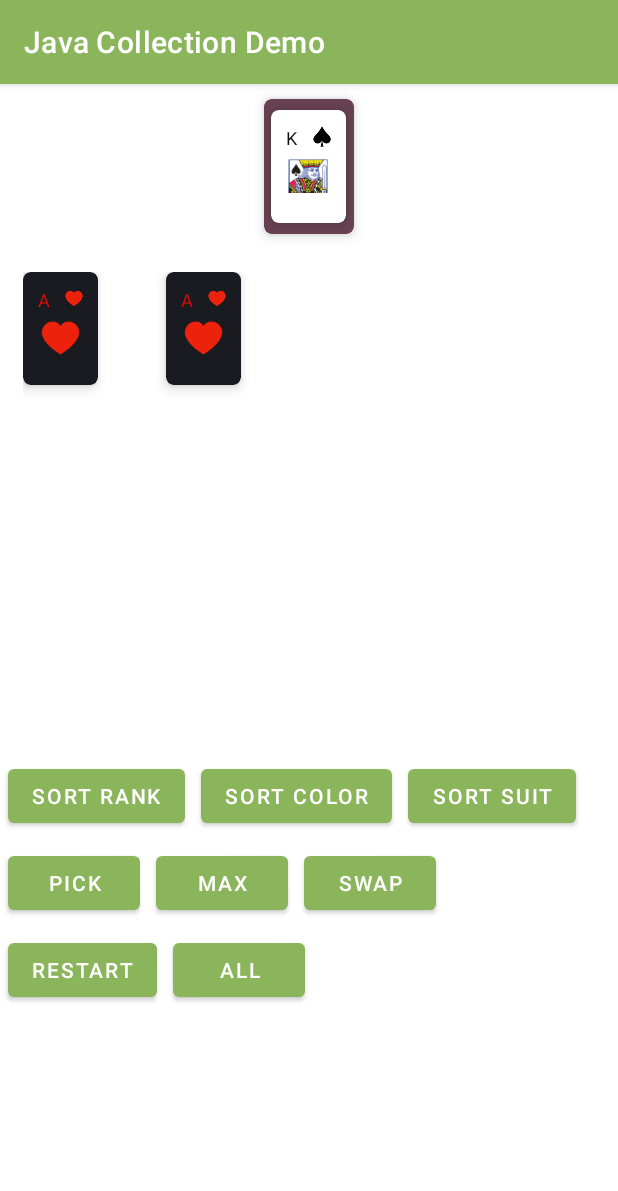
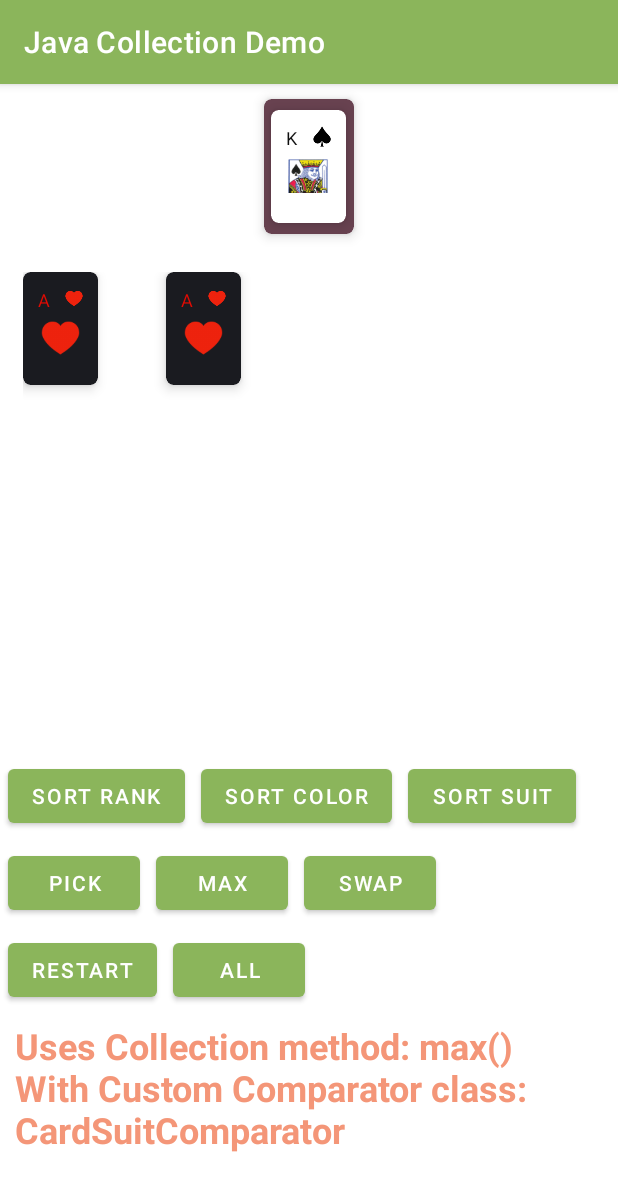
Before and after one commit to KaumudiBhide/AndroidAppDemo, an Android app: the screen it shows after launch (CollectionActivity), after a tap on "MAX", on a phone screen of 412 x 824 dp. Shown: the top 1191 px of the screen. Run offline under Robolectric (Android 15) with nearby library versions, the phone set to English and light mode, and no system bars; 1 other tap on this screen came first.

Commit message:
added description

```diff
--- a/app/src/main/java/demoapps/android/collections/CollectionActivity.java
+++ b/app/src/main/java/demoapps/android/collections/CollectionActivity.java
@@ -4,10 +4,13 @@ import androidx.appcompat.app.ActionBar;
 import androidx.appcompat.app.AppCompatActivity;
 
 import android.os.Bundle;
+import android.view.Gravity;
 import android.view.View;
 import android.widget.AdapterView;
 import android.widget.GridView;
 import android.widget.Toast;
+
+import com.google.android.material.textview.MaterialTextView;
 
 import java.util.Collections;
 import java.util.LinkedList;
@@ -22,6 +25,8 @@ public class CollectionActivity extends AppCompatActivity
     private LinkedList<GmCard> mSuitOpen;
     private GridView mGridView;
     private TripleDeckAdapter mAdapter;
+    private MaterialTextView mDescTxtView;
+    private Toast mToast;
 
     @Override
     protected void onCreate(Bundle savedInstanceState) {
@@ -45,30 +50,38 @@ public class CollectionActivity extends AppCompatActivity
                 mSuitOpen);
         mGridView.setAdapter(mAdapter);
         mGridView.setOnItemClickListener(this);
+
+        mDescTxtView = findViewById(R.id.txtDesc);
+        mToast = Toast.makeText(this, "", Toast.LENGTH_SHORT);
+        mToast.setGravity(Gravity.CENTER, 0, 0);
     }
 
     public void onRestart(View v) {
         mCardDeck.refillDeck();
         mSuitOpen.clear();
         mAdapter.notifyDataSetChanged();
+        mDescTxtView.setText("Uses Collection method: clear()");
         shoToast("Restart the Deck");
     }
 
     public void onRankSort(View v) {
         Collections.sort(mSuitOpen, new CardRankComparator());
         mAdapter.notifyDataSetChanged();
+        mDescTxtView.setText("Uses Collection method: sort()\nWith Custom Comparator class: CardRankComparator");
         shoToast("Sort cards by Rank: Ace to King");
     }
 
     public void onColorSort(View v) {
         Collections.sort(mSuitOpen, new CardColorComparator());
         mAdapter.notifyDataSetChanged();
+        mDescTxtView.setText("Uses Collection method: sort()\nWith Custom Comparator class: CardColorComparator");
         shoToast("Sort cards by Color: Black, Red");
     }
 
     public void onSuitSort(View v) {
         Collections.sort(mSuitOpen, new CardSuitComparator());
         mAdapter.notifyDataSetChanged();
+        mDescTxtView.setText("Uses Collection method: sort()\nWith Custom Comparator class: CardSuitComparator");
         shoToast("Sort cards by Suit: Club, Diamond, Heart, Spade");
     }
 
@@ -78,6 +91,7 @@ public class CollectionActivity extends AppCompatActivity
         // add all
         mSuitOpen.addAll(cards);
         mAdapter.notifyDataSetChanged();
+        mDescTxtView.setText("Uses Collection method: addAll()");
         shoToast("Display all cards in the Deck");
     }
 
@@ -111,6 +125,7 @@ public class CollectionActivity extends AppCompatActivity
         GmCard g = Collections.max(mSuitOpen, new CardSuitComparator());
         mSuitOpen.add(g);
         mAdapter.notifyDataSetChanged();
+        mDescTxtView.setText("Uses Collection method: max()\nWith Custom Comparator class: CardSuitComparator");
         shoToast("Show the Card with Max Suit and Rank: Club, Diamond, Heart, Spade");
     }
 
@@ -119,6 +134,7 @@ public class CollectionActivity extends AppCompatActivity
         // swap two cards
         Collections.swap(mSuitOpen, 0, (last-1));
         mAdapter.notifyDataSetChanged();
+        mDescTxtView.setText("Uses Collection method: swap()");
         shoToast("Swap the First and Last Card");
     }
 
@@ -142,6 +158,7 @@ public class CollectionActivity extends AppCompatActivity
     }
 
     private void shoToast(String message) {
-        Toast.makeText(this, message, Toast.LENGTH_SHORT).show();
+        mToast.setText(message);
+        mToast.show();
     }
 }
--- a/app/src/main/res/layout/activity_collection.xml
+++ b/app/src/main/res/layout/activity_collection.xml
@@ -28,8 +28,7 @@
         android:id="@+id/buttonBar1"
         android:layout_width="match_parent"
         android:layout_height="wrap_content"
-        android:layout_below="@+id/tripleDeckGrid"
-        >
+        android:layout_below="@+id/tripleDeckGrid">
 
         <Button
             android:id="@+id/btnRankSort"
@@ -135,4 +134,23 @@
 
     </RelativeLayout>
 
+    <LinearLayout
+        android:id="@+id/layoutDesc"
+        android:layout_width="match_parent"
+        android:layout_height="wrap_content"
+        android:layout_below="@+id/buttonBar3"
+        android:orientation="horizontal">
+
+        <com.google.android.material.textview.MaterialTextView
+            android:id="@+id/txtDesc"
+            android:layout_width="match_parent"
+            android:layout_height="@dimen/descH"
+            android:layout_margin="@dimen/std_margin"
+            android:textColor="@color/colorAccent"
+            android:textStyle="bold"
+            android:textAppearance="@style/TextAppearance.AppCompat.Headline"
+            android:text="Description"/>
+
+    </LinearLayout>
+
 </RelativeLayout>
--- a/app/src/main/res/values/dimen.xml
+++ b/app/src/main/res/values/dimen.xml
@@ -109,4 +109,7 @@
     <dimen name="tripleDeck_width">120dp</dimen>
     <dimen name="tripleDeck_height">90dp</dimen>
 
+    <!-- Description Text height -->
+    <dimen name="descH">100dp</dimen>
+
 </resources>
```
Also changed, not shown: 1 other file.
